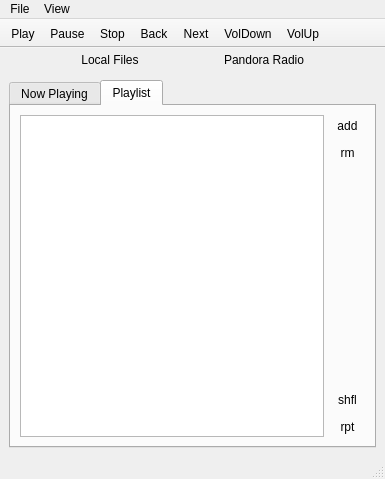
First picture: the form in src-qt5/desktop-utils/lumina-mediaplayer/mainUI.ui, repository lumina-desktop/lumina, before the edit.
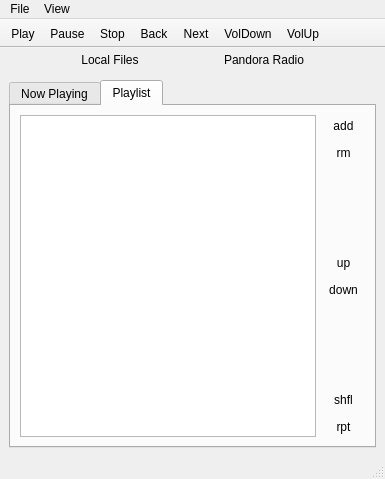
Second picture: the form after the edit. The open tabs and pages were chosen to show the change. Icons and pictures are not drawn.

Commit message: Get more of the "local" file playback functional. Now it seems almost full-featured.

```diff
--- a/src-qt5/desktop-utils/lumina-mediaplayer/mainUI.ui
+++ b/src-qt5/desktop-utils/lumina-mediaplayer/mainUI.ui
@@ -203,6 +203,51 @@
                 </property>
                </spacer>
               </item>
+              <item>
+               <widget class="QToolButton" name="tool_local_moveup">
+                <property name="sizePolicy">
+                 <sizepolicy hsizetype="Preferred" vsizetype="Preferred">
+                  <horstretch>0</horstretch>
+                  <verstretch>0</verstretch>
+                 </sizepolicy>
+                </property>
+                <property name="text">
+                 <string>up</string>
+                </property>
+                <property name="autoRaise">
+                 <bool>true</bool>
+                </property>
+               </widget>
+              </item>
+              <item>
+               <widget class="QToolButton" name="tool_local_movedown">
+                <property name="sizePolicy">
+                 <sizepolicy hsizetype="Preferred" vsizetype="Preferred">
+                  <horstretch>0</horstretch>
+                  <verstretch>0</verstretch>
+                 </sizepolicy>
+                </property>
+                <property name="text">
+                 <string>down</string>
+                </property>
+                <property name="autoRaise">
+                 <bool>true</bool>
+                </property>
+               </widget>
+              </item>
+              <item>
+               <spacer name="verticalSpacer_4">
+                <property name="orientation">
+                 <enum>Qt::Vertical</enum>
+                </property>
+                <property name="sizeHint" stdset="0">
+                 <size>
+                  <width>20</width>
+                  <height>40</height>
+                 </size>
+                </property>
+               </spacer>
+              </item>
               <item>
                <widget class="QToolButton" name="tool_local_shuffle">
                 <property name="sizePolicy">
```
Left out of the diff: 4 changed lines with no effect on the pictures. The commit also changes 2 other files.
